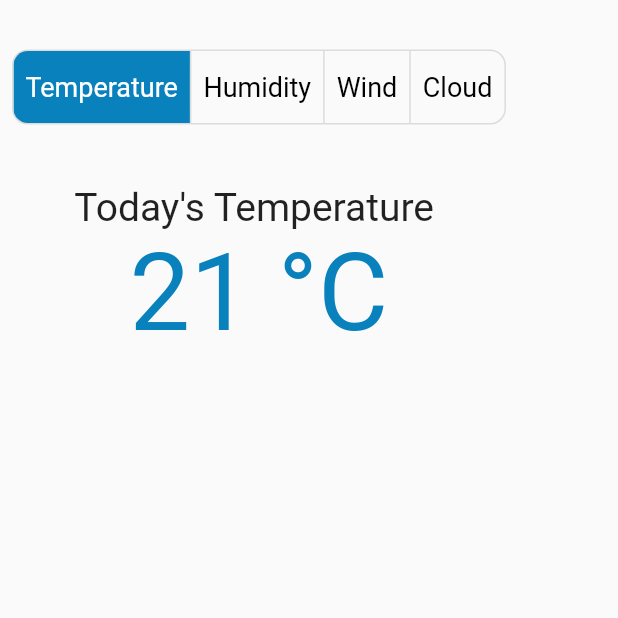
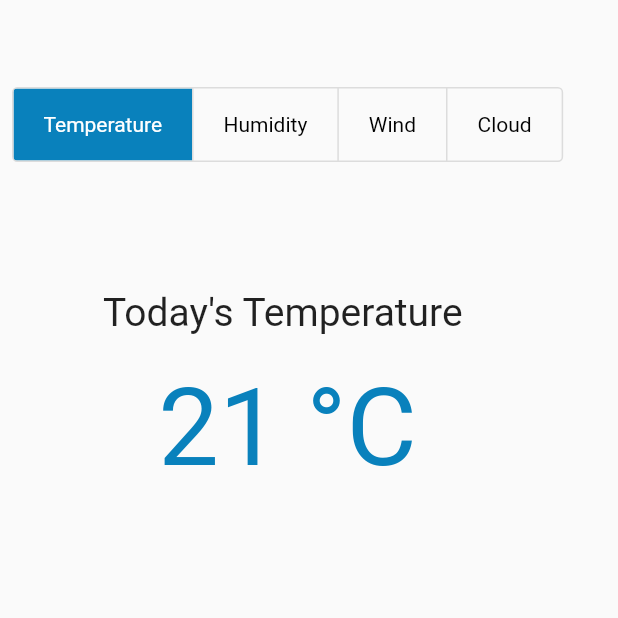
Before and after one commit to Amira-Ezz-149/my_sunshine, a Flutter app: the MoreScreen screen opened directly, on a phone screen of 412 x 824 dp, the top half of it. Run offline on Flutter 3.47's test engine with Material 2 defaults, Android fonts, the phone set to English and light mode, and no system bars.

```diff
--- a/lib/screens/more_screen.dart
+++ b/lib/screens/more_screen.dart
@@ -8,9 +8,10 @@ class MoreScreen extends StatefulWidget {
 }
 
 class _MoreScreenState extends State<MoreScreen> {
+  List<bool> isSelected = [true, false, false, false];
+
   @override
   Widget build(BuildContext context) {
-    List<bool> isSelected = [true, false, false, false];
     //List.generate(4, (_) => false)
     return Scaffold(
       body: SafeArea(
@@ -21,12 +22,11 @@ class _MoreScreenState extends State<MoreScreen> {
               child: Column(
                 children: [
                   SizedBox(
-                    height: 25.0,
+                    height: 50.0,
                   ),
                   ToggleButtons(
                     color: Colors.black,
                     isSelected: isSelected,
-
                     fillColor: basicColor,
                     // selectedBorderColor: basicColor,
                     // verticalDirection: VerticalDirection.up,
@@ -36,29 +36,41 @@ class _MoreScreenState extends State<MoreScreen> {
                     textStyle: TextStyle(
                       fontSize: 18.0,
                     ),
-                    borderRadius: BorderRadius.circular(10.0),
+                    borderRadius: BorderRadius.circular(3.0),
                     splashColor: basicColor,
 
                     children: <Widget>[
                       Padding(
-                        padding: const EdgeInsets.all(8.0),
+                        padding: const EdgeInsets.symmetric(horizontal: 20),
                         child: Text(
-                          'Temperature', textAlign: TextAlign.center,
-
-                          // style: TextStyle(fontSize: 18.0),
+                          'Temperature',
+                          textAlign: TextAlign.center,
+                          style: TextStyle(fontSize: 14.0),
                         ),
                       ),
                       Padding(
-                        padding: const EdgeInsets.all(8.0),
-                        child: Text('Humidity', textAlign: TextAlign.center),
+                        padding: const EdgeInsets.symmetric(horizontal: 20),
+                        child: Text(
+                          'Humidity',
+                          textAlign: TextAlign.center,
+                          style: TextStyle(fontSize: 14.0),
+                        ),
                       ),
                       Padding(
-                        padding: const EdgeInsets.all(8.0),
-                        child: Text('Wind', textAlign: TextAlign.center),
+                        padding: const EdgeInsets.symmetric(horizontal: 20),
+                        child: Text(
+                          'Wind',
+                          textAlign: TextAlign.center,
+                          style: TextStyle(fontSize: 14.0),
+                        ),
                       ),
                       Padding(
-                        padding: const EdgeInsets.all(8.0),
-                        child: Text('Cloud', textAlign: TextAlign.center),
+                        padding: const EdgeInsets.symmetric(horizontal: 20),
+                        child: Text(
+                          'Cloud',
+                          textAlign: TextAlign.center,
+                          style: TextStyle(fontSize: 14.0),
+                        ),
                       ),
                     ],
                     onPressed: (int index) {
@@ -66,7 +78,7 @@ class _MoreScreenState extends State<MoreScreen> {
                         for (int buttonIndex = 0;
                             buttonIndex < isSelected.length;
                             buttonIndex++) {
-                          if (buttonIndex == index) {
+                          if (index == buttonIndex) {
                             isSelected[buttonIndex] = true;
                           } else {
                             isSelected[buttonIndex] = false;
@@ -76,10 +88,13 @@ class _MoreScreenState extends State<MoreScreen> {
                     },
                   ),
                   SizedBox(
-                    height: 40.0,
+                    height: 85.0,
                   ),
                   Text('Today\'s Temperature ',
                       style: TextStyle(fontSize: 26.0)),
+                  SizedBox(
+                    height: 20.0,
+                  ),
                   Text('21 °C',
                       style: TextStyle(fontSize: 72.0, color: basicColor)),
                 ],
--- a/pubspec.yaml
+++ b/pubspec.yaml
@@ -13,6 +13,8 @@ dependencies:
     sdk: flutter
   provider: ^6.0.1
   cupertino_icons: ^1.0.2
+  intl: ^0.17.0
+  fl_chart: ^0.40.0
 dev_dependencies:
   flutter_test:
     sdk: flutter
```
Also changed, not shown: lib/screens/sunshine_screen.dart (+114 -2 lines), lib/widgets/date_picker.dart (added, +40 -0 lines), lib/widgets/picker_button.dart (added, +52 -0 lines), pubspec.lock.
